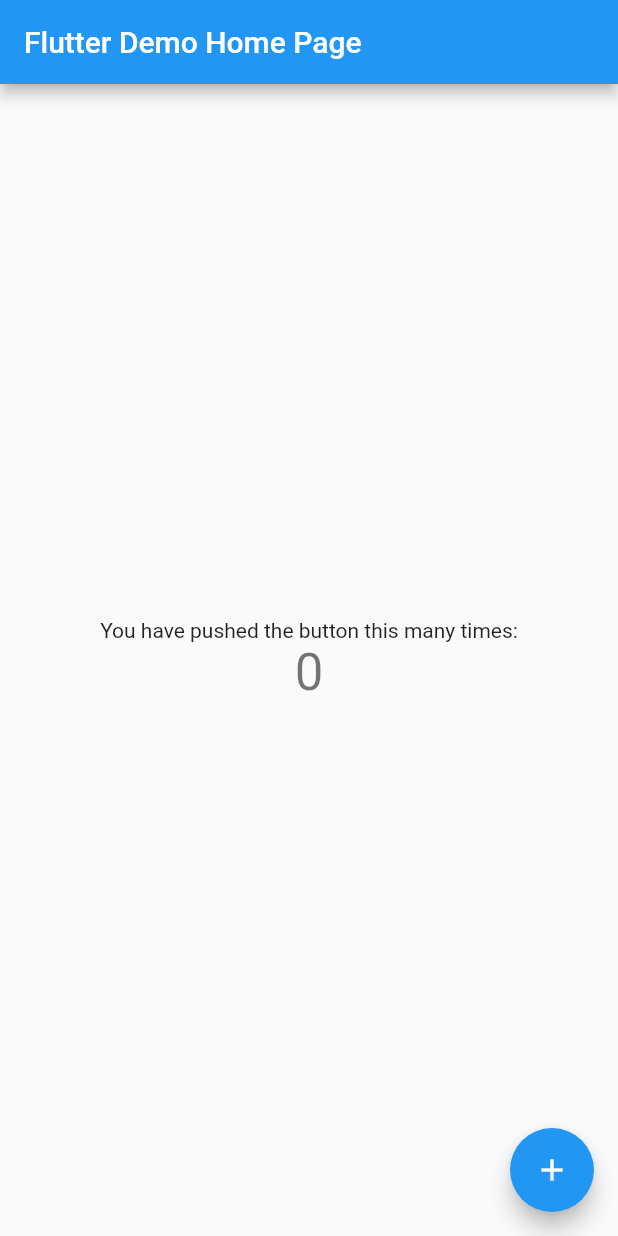
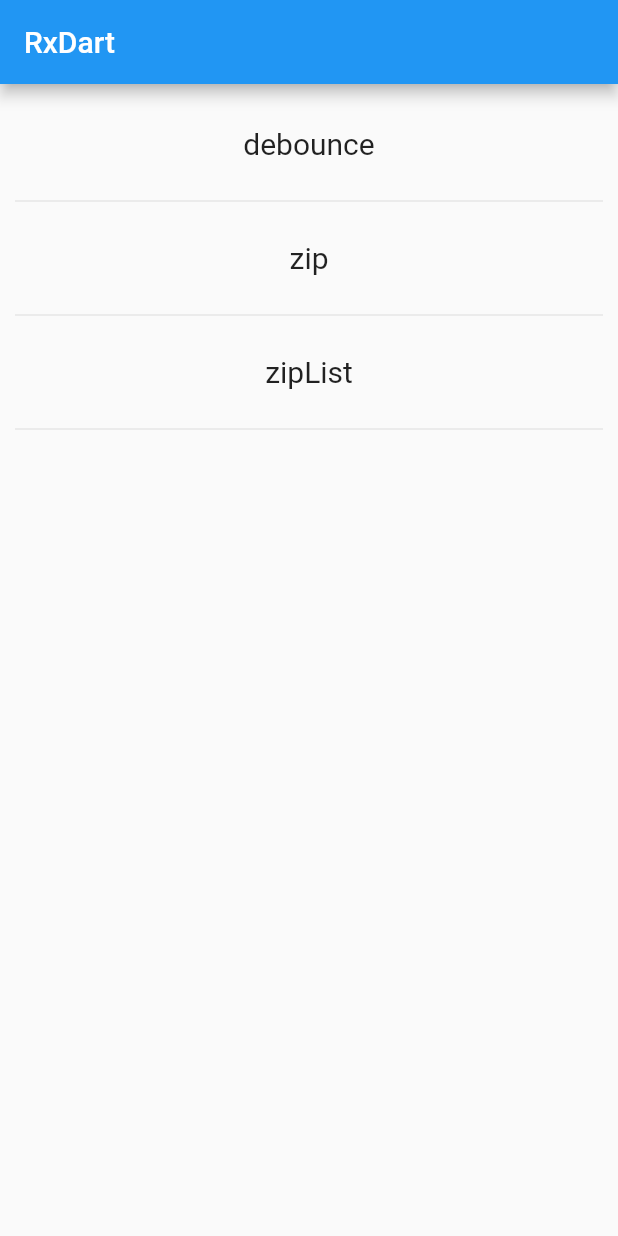
Before and after one commit to keeweeChang/rxdart_example, a Flutter app: the screen it shows after launch, on a phone screen of 412 x 824 dp. Run offline on Flutter 3.47's test engine with Material 2 defaults, Android fonts, the phone set to English and light mode, and no system bars; our stand-ins replace rxdart.

Commit message:
Implement zip, zip for list, debounce example

```diff
--- a/lib/main.dart
+++ b/lib/main.dart
@@ -1,111 +1,8 @@
 import 'package:flutter/material.dart';
+import 'package:flutter/rendering.dart';
+import 'src/app.dart';
 
-void main() => runApp(MyApp());
-
-class MyApp extends StatelessWidget {
-  // This widget is the root of your application.
-  @override
-  Widget build(BuildContext context) {
-    return MaterialApp(
-      title: 'Flutter Demo',
-      theme: ThemeData(
-        // This is the theme of your application.
-        //
-        // Try running your application with "flutter run". You'll see the
-        // application has a blue toolbar. Then, without quitting the app, try
-        // changing the primarySwatch below to Colors.green and then invoke
-        // "hot reload" (press "r" in the console where you ran "flutter run",
-        // or simply save your changes to "hot reload" in a Flutter IDE).
-        // Notice that the counter didn't reset back to zero; the application
-        // is not restarted.
-        primarySwatch: Colors.blue,
-      ),
-      home: MyHomePage(title: 'Flutter Demo Home Page'),
-    );
-  }
+void main() {
+  //debugPaintSizeEnabled = true;
+  runApp(App());
 }
-
-class MyHomePage extends StatefulWidget {
-  MyHomePage({Key key, this.title}) : super(key: key);
-
-  // This widget is the home page of your application. It is stateful, meaning
-  // that it has a State object (defined below) that contains fields that affect
-  // how it looks.
-
-  // This class is the configuration for the state. It holds the values (in this
-  // case the title) provided by the parent (in this case the App widget) and
-  // used by the build method of the State. Fields in a Widget subclass are
-  // always marked "final".
-
-  final String title;
-
-  @override
-  _MyHomePageState createState() => _MyHomePageState();
-}
-
-class _MyHomePageState extends State<MyHomePage> {
-  int _counter = 0;
-
-  void _incrementCounter() {
-    setState(() {
-      // This call to setState tells the Flutter framework that something has
-      // changed in this State, which causes it to rerun the build method below
-      // so that the display can reflect the updated values. If we changed
-      // _counter without calling setState(), then the build method would not be
-      // called again, and so nothing would appear to happen.
-      _counter++;
-    });
-  }
-
-  @override
-  Widget build(BuildContext context) {
-    // This method is rerun every time setState is called, for instance as done
-    // by the _incrementCounter method above.
-    //
-    // The Flutter framework has been optimized to make rerunning build methods
-    // fast, so that you can just rebuild anything that needs updating rather
-    // than having to individually change instances of widgets.
-    return Scaffold(
-      appBar: AppBar(
-        // Here we take the value from the MyHomePage object that was created by
-        // the App.build method, and use it to set our appbar title.
-        title: Text(widget.title),
-      ),
-      body: Center(
-        // Center is a layout widget. It takes a single child and positions it
-        // in the middle of the parent.
-        child: Column(
-          // Column is also layout widget. It takes a list of children and
-          // arranges them vertically. By default, it sizes itself to fit its
-          // children horizontally, and tries to be as tall as its parent.
-          //
-          // Invoke "debug painting" (press "p" in the console, choose the
-          // "Toggle Debug Paint" action from the Flutter Inspector in Android
-          // Studio, or the "Toggle Debug Paint" command in Visual Studio Code)
-          // to see the wireframe for each widget.
-          //
-          // Column has various properties to control how it sizes itself and
-          // how it positions its children. Here we use mainAxisAlignment to
-          // center the children vertically; the main axis here is the vertical
-          // axis because Columns are vertical (the cross axis would be
-          // horizontal).
-          mainAxisAlignment: MainAxisAlignment.center,
-          children: <Widget>[
-            Text(
-              'You have pushed the button this many times:',
-            ),
-            Text(
-              '$_counter',
-              style: Theme.of(context).textTheme.display1,
-            ),
-          ],
-        ),
-      ),
-      floatingActionButton: FloatingActionButton(
-        onPressed: _incrementCounter,
-        tooltip: 'Increment',
-        child: Icon(Icons.add),
-      ), // This trailing comma makes auto-formatting nicer for build methods.
-    );
-  }
-}
--- /dev/null
+++ b/lib/src/app.dart
@@ -0,0 +1,12 @@
+import 'package:flutter/material.dart';
+import 'screens/main_screen.dart';
+
+class App extends StatelessWidget {
+  @override
+  Widget build(BuildContext context) {
+    return MaterialApp(
+      title: "RxDart sample",
+      home: MainScreen(),
+    );
+  }
+}
--- /dev/null
+++ b/lib/src/blocs/debounceBloc.dart
@@ -0,0 +1,21 @@
+import 'package:rxdart/rxdart.dart';
+
+class DebounceBloc {
+  final _like = BehaviorSubject<bool>();
+  final _likeToServer = PublishSubject<bool>();
+  Stream<bool> get like => _like.stream;
+  Stream<bool> get likeToSever => _likeToServer.stream;
+  Bloc() {
+    _like.debounce(Duration(seconds: 1)).pipe(_likeToServer);
+  }
+
+  void pressLike() {
+    bool current = _like.value ?? false;
+    _like.sink.add(!current);
+  }
+
+  dispose() {
+    _like.close();
+    _likeToServer.close();
+  }
+}
--- /dev/null
+++ b/lib/src/blocs/debounceProvider.dart
@@ -0,0 +1,18 @@
+import 'package:flutter/material.dart';
+import 'debounceBloc.dart';
+export 'debounceBloc.dart';
+
+class DebounceProvider extends InheritedWidget {
+  final bloc;
+  DebounceProvider({Key key, Widget child})
+      : bloc = DebounceBloc(),
+        super(key: key, child: child);
+
+  @override
+  bool updateShouldNotify(_) => true;
+
+  static DebounceBloc of(BuildContext context) {
+    return (context.inheritFromWidgetOfExactType(DebounceProvider) as DebounceProvider)
+        .bloc;
+  }
+}
--- /dev/null
+++ b/lib/src/blocs/zipProvider.dart
@@ -0,0 +1,18 @@
+import 'package:flutter/material.dart';
+import 'zipBloc.dart';
+export 'zipBloc.dart';
+
+class ZipProvider extends InheritedWidget {
+  final bloc;
+  ZipProvider({Key key, Widget child})
+      : bloc = ZipBloc(),
+        super(key: key, child: child);
+
+  @override
+  bool updateShouldNotify(_) => true;
+
+  static ZipBloc of(BuildContext context) {
+    return (context.inheritFromWidgetOfExactType(ZipProvider) as ZipProvider)
+        .bloc;
+  }
+}
--- /dev/null
+++ b/lib/src/screens/main_screen.dart
@@ -0,0 +1,75 @@
+import 'package:flutter/material.dart';
+import 'debounce.dart';
+import '../blocs/debounceProvider.dart';
+import '../blocs/zipProvider.dart';
+import 'zip.dart';
+import 'zipList.dart';
+
+class MainScreen extends StatelessWidget {
+  @override
+  Widget build(BuildContext context) {
+    return Scaffold(
+      appBar: AppBar(
+        title: Text("RxDart"),
+      ),
+      body: Padding(
+        padding: EdgeInsets.all(10.0),
+        child: ListView(
+          children: _buildList(context),
+        ),
+      ),
+    );
+  }
+
+  List<Widget> _buildList(context) {
+    final list = <Widget>[];
+    list.add(_buildTile("debounce", () {
+      Navigator.push(
+          context,
+          MaterialPageRoute(
+            builder: (context) => DebounceProvider(
+                  child: Debounce(),
+                ),
+          ));
+    }));
+    list.add(_buildTile("zip", () {
+      Navigator.push(
+          context,
+          MaterialPageRoute(
+            builder: (context) => ZipProvider(
+                  child: Zip(),
+                ),
+          ));
+    }));
+    list.add(_buildTile("zipList", () {
+      Navigator.push(
+          context,
+          MaterialPageRoute(
+            builder: (context) => ZipProvider(
+                  child: ZipList(),
+                ),
+          ));
+    }));
+    return list;
+  }
+
+  Widget _buildTile(String title, Function() tap) {
+    return GestureDetector(
+      behavior: HitTestBehavior.opaque,
+      onTap: tap,
+      child: Column(
+        children: <Widget>[
+          Container(
+            height: 60,
+            alignment: Alignment.center,
+            child: Text(
+              title,
+              style: TextStyle(fontSize: 20.0),
+            ),
+          ),
+          Divider(),
+        ],
+      ),
+    );
+  }
+}
--- a/pubspec.yaml
+++ b/pubspec.yaml
@@ -23,6 +23,7 @@ dependencies:
   # The following adds the Cupertino Icons font to your application.
   # Use with the CupertinoIcons class for iOS style icons.
   cupertino_icons: ^0.1.2
+  rxdart: ^0.21.0
 
 dev_dependencies:
   flutter_test:
```
Also changed, not shown: lib/src/blocs/zipBloc.dart (added, +68 -0 lines), lib/src/screens/debounce.dart (added, +58 -0 lines), lib/src/screens/zip.dart (added, +48 -0 lines), lib/src/screens/zipList.dart (added, +64 -0 lines), pubspec.lock.
